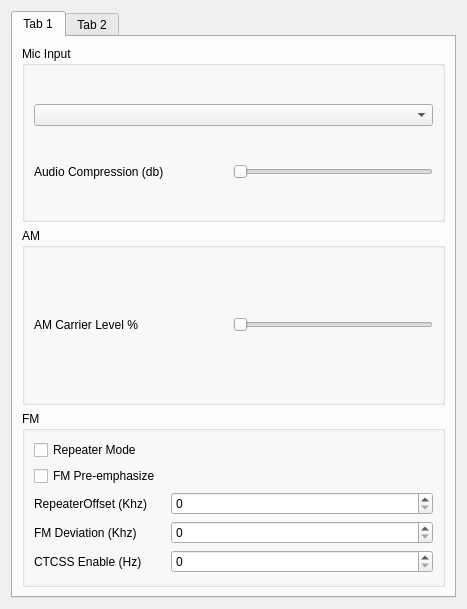
Qt form src/UI/cusdr_radiosettingswidget.ui (zl2brg/cudaSDR) before a commit.
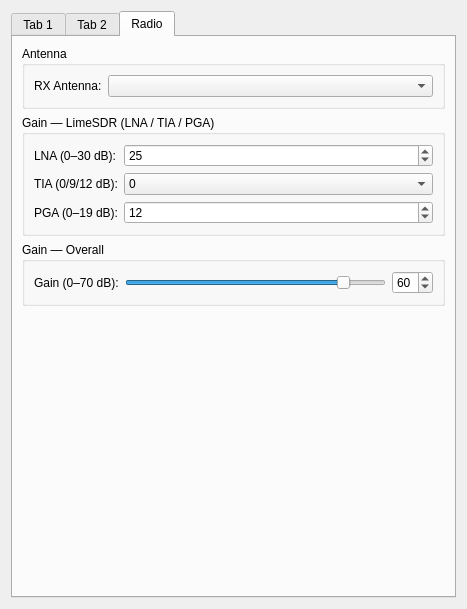
The same form after that commit. The open tabs and pages were chosen to show the change.

Commit message: Add Radio tab with SoapySDR gain/antenna/autocal controls

Patch:
```diff
--- a/src/UI/cusdr_radiosettingswidget.ui
+++ b/src/UI/cusdr_radiosettingswidget.ui
@@ -223,6 +223,172 @@
        <string>Tab 2</string>
       </attribute>
      </widget>
+     <widget class="QWidget" name="radio">
+      <attribute name="title">
+       <string>Radio</string>
+      </attribute>
+      <layout class="QVBoxLayout" name="radioVLayout">
+       <item>
+        <widget class="QGroupBox" name="antennaGroup">
+         <property name="title">
+          <string>Antenna</string>
+         </property>
+         <layout class="QHBoxLayout" name="antennaHLayout">
+          <item>
+           <widget class="QLabel" name="antennaLabel">
+            <property name="text">
+             <string>RX Antenna:</string>
+            </property>
+           </widget>
+          </item>
+          <item>
+           <widget class="QComboBox" name="antennaCombo">
+            <property name="sizePolicy">
+             <sizepolicy hsizetype="Expanding" vsizetype="Fixed">
+              <horstretch>1</horstretch>
+              <verstretch>0</verstretch>
+             </sizepolicy>
+            </property>
+           </widget>
+          </item>
+         </layout>
+        </widget>
+       </item>
+       <item>
+        <widget class="QGroupBox" name="limeGainGroup">
+         <property name="title">
+          <string>Gain — LimeSDR (LNA / TIA / PGA)</string>
+         </property>
+         <layout class="QFormLayout" name="limeGainFormLayout">
+          <item row="0" column="0">
+           <widget class="QLabel" name="lnaLabel">
+            <property name="text">
+             <string>LNA (0–30 dB):</string>
+            </property>
+           </widget>
+          </item>
+          <item row="0" column="1">
+           <widget class="QSpinBox" name="lnaSpinBox">
+            <property name="minimum">
+             <number>0</number>
+            </property>
+            <property name="maximum">
+             <number>30</number>
+            </property>
+            <property name="value">
+             <number>25</number>
+            </property>
+           </widget>
+          </item>
+          <item row="1" column="0">
+           <widget class="QLabel" name="tiaLabel">
+            <property name="text">
+             <string>TIA (0/9/12 dB):</string>
+            </property>
+           </widget>
+          </item>
+          <item row="1" column="1">
+           <widget class="QComboBox" name="tiaCombo">
+            <item>
+             <property name="text">
+              <string>0</string>
+             </property>
+            </item>
+            <item>
+             <property name="text">
+              <string>9</string>
+             </property>
+            </item>
+            <item>
+             <property name="text">
+              <string>12</string>
+             </property>
+            </item>
+           </widget>
+          </item>
+          <item row="2" column="0">
+           <widget class="QLabel" name="pgaLabel">
+            <property name="text">
+             <string>PGA (0–19 dB):</string>
+            </property>
+           </widget>
+          </item>
+          <item row="2" column="1">
+           <widget class="QSpinBox" name="pgaSpinBox">
+            <property name="minimum">
+             <number>0</number>
+            </property>
+            <property name="maximum">
+             <number>19</number>
+            </property>
+            <property name="value">
+             <number>12</number>
+            </property>
+           </widget>
+          </item>
+         </layout>
+        </widget>
+       </item>
+       <item>
+        <widget class="QGroupBox" name="overallGainGroup">
+         <property name="title">
+          <string>Gain — Overall</string>
+         </property>
+         <layout class="QHBoxLayout" name="overallGainHLayout">
+          <item>
+           <widget class="QLabel" name="overallGainLabel">
+            <property name="text">
+             <string>Gain (0–70 dB):</string>
+            </property>
+           </widget>
+          </item>
+          <item>
+           <widget class="QSlider" name="overallGainSlider">
+            <property name="minimum">
+             <number>0</number>
+            </property>
+            <property name="maximum">
+             <number>70</number>
+            </property>
+            <property name="value">
+             <number>60</number>
+            </property>
+            <property name="orientation">
+             <enum>Qt::Horizontal</enum>
+            </property>
+           </widget>
+          </item>
+          <item>
+           <widget class="QSpinBox" name="overallGainSpinBox">
+            <property name="minimum">
+             <number>0</number>
+            </property>
+            <property name="maximum">
+             <number>70</number>
+            </property>
+            <property name="value">
+             <number>60</number>
+            </property>
+           </widget>
+          </item>
+         </layout>
+        </widget>
+       </item>
+       <item>
+        <spacer name="radioVSpacer">
+         <property name="orientation">
+          <enum>Qt::Vertical</enum>
+         </property>
+         <property name="sizeHint" stdset="0">
+          <size>
+           <width>20</width>
+           <height>40</height>
+          </size>
+         </property>
+        </spacer>
+       </item>
+      </layout>
+     </widget>
     </widget>
    </item>
   </layout>
```
The commit also changes 12 other files.
